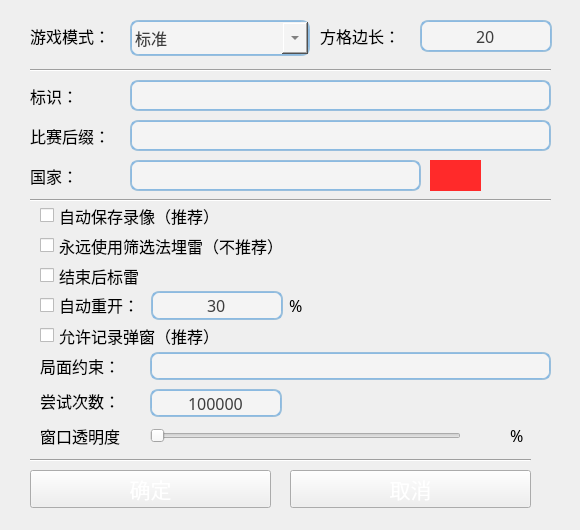
The window that uiFiles/ui_gs.ui (eee555/Solvable-Minesweeper) describes before a commit, drawn with Qt 5.
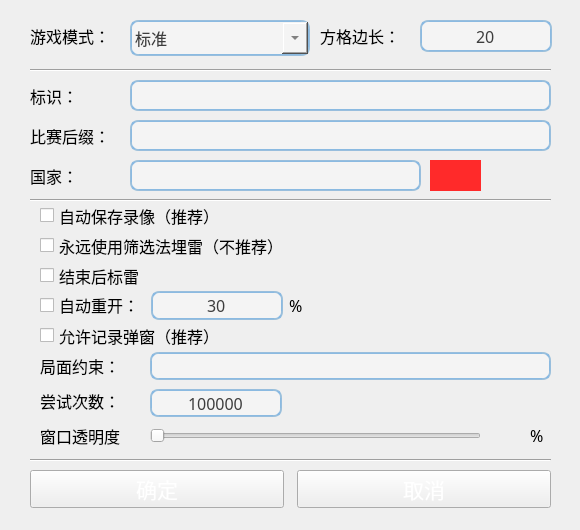
The same window after the commit. Icons and pictures are not drawn.

Patch:
```diff
--- a/uiFiles/ui_gs.ui
+++ b/uiFiles/ui_gs.ui
@@ -48,10 +48,22 @@
     <rect>
      <x>30</x>
      <y>470</y>
-     <width>241</width>
+     <width>254</width>
      <height>38</height>
     </rect>
    </property>
+   <property name="minimumSize">
+    <size>
+     <width>254</width>
+     <height>0</height>
+    </size>
+   </property>
+   <property name="maximumSize">
+    <size>
+     <width>254</width>
+     <height>16777215</height>
+    </size>
+   </property>
    <property name="font">
     <font>
      <family>微软雅黑</family>
@@ -82,12 +94,24 @@
   <widget class="QPushButton" name="pushButton_no">
    <property name="geometry">
     <rect>
-     <x>290</x>
+     <x>297</x>
      <y>470</y>
-     <width>241</width>
+     <width>254</width>
      <height>38</height>
     </rect>
    </property>
+   <property name="minimumSize">
+    <size>
+     <width>254</width>
+     <height>0</height>
+    </size>
+   </property>
+   <property name="maximumSize">
+    <size>
+     <width>254</width>
+     <height>16777215</height>
+    </size>
+   </property>
    <property name="font">
     <font>
      <family>微软雅黑</family>
@@ -114,7 +138,7 @@
     <rect>
      <x>30</x>
      <y>450</y>
-     <width>501</width>
+     <width>521</width>
      <height>20</height>
     </rect>
    </property>
@@ -127,7 +151,7 @@
     <rect>
      <x>150</x>
      <y>425</y>
-     <width>311</width>
+     <width>331</width>
      <height>22</height>
     </rect>
    </property>
@@ -169,7 +193,7 @@
   <widget class="QLabel" name="label_transparency_percent_value">
    <property name="geometry">
     <rect>
-     <x>465</x>
+     <x>480</x>
      <y>420</y>
      <width>41</width>
      <height>31</height>
@@ -200,7 +224,7 @@
   <widget class="QLabel" name="label_transparency_percent">
    <property name="geometry">
     <rect>
-     <x>510</x>
+     <x>530</x>
      <y>420</y>
      <width>21</width>
      <height>31</height>
```
